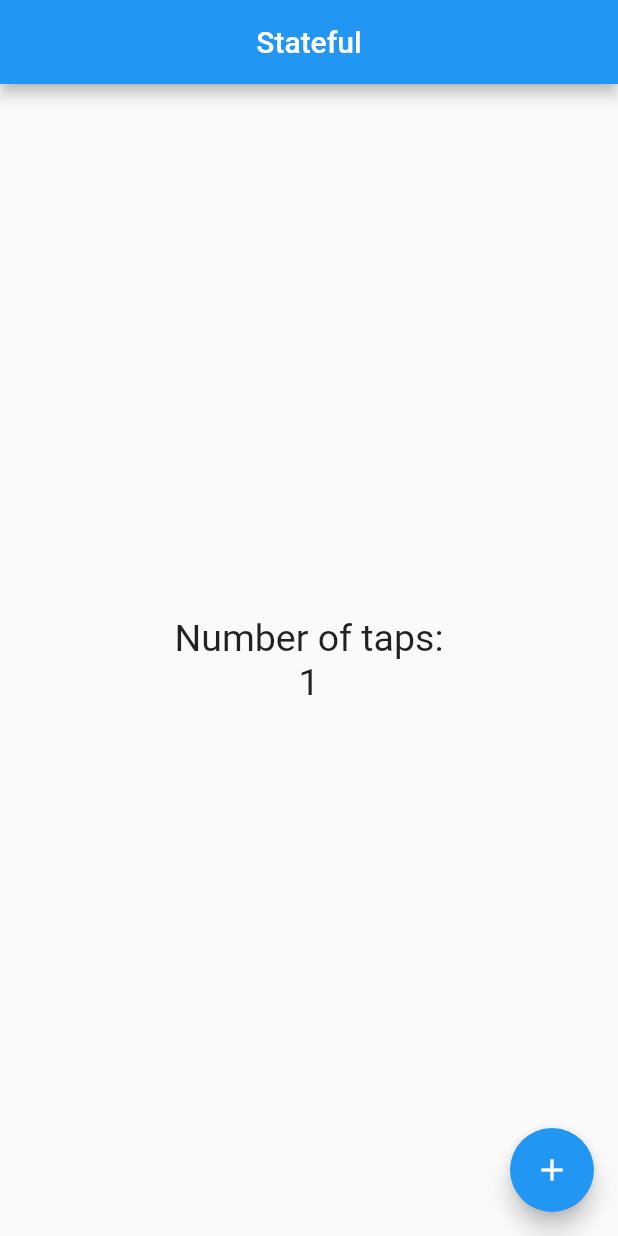
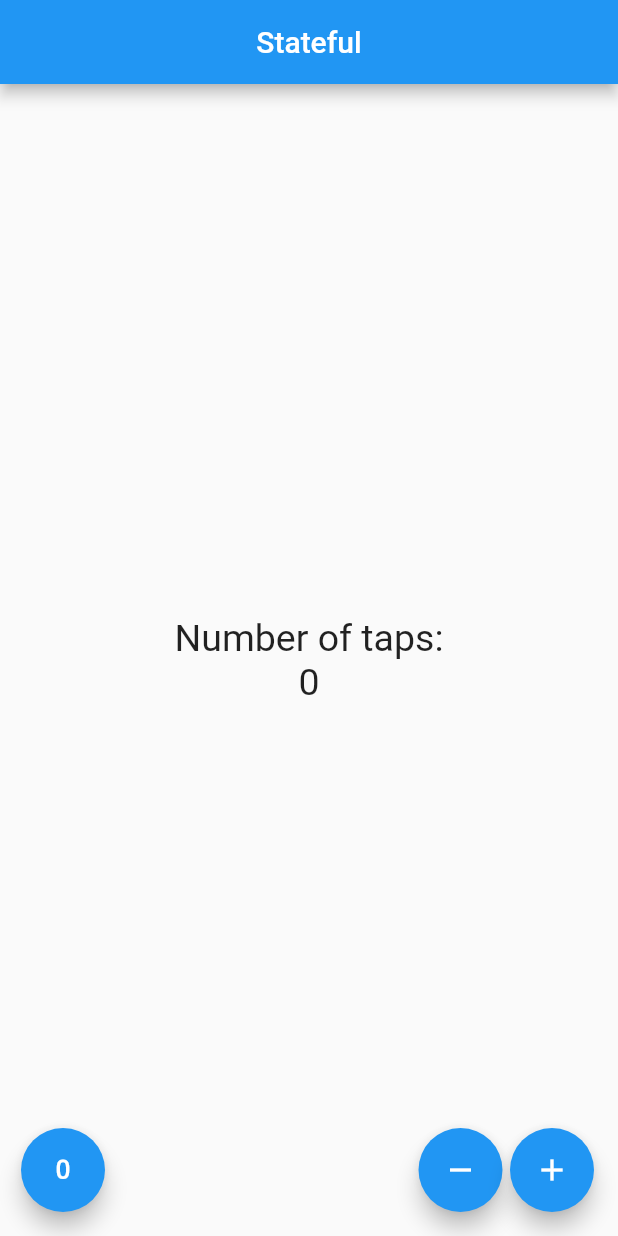
Before and after one commit to CristhoperDev/counter, a Flutter app: the screen it shows after launch, after a tap on the "add" icon, on a phone screen of 412 x 824 dp. Run offline on Flutter 3.47's test engine with Material 2 defaults, Android fonts, the phone set to English and light mode, and no system bars.

Commit message:
Creating floating buttons

```diff
--- a/lib/src/pages/counter_page.dart
+++ b/lib/src/pages/counter_page.dart
@@ -25,15 +25,38 @@ class _CounterPageState extends State {
             ],
           ),
         ),
-      floatingActionButton: FloatingActionButton(
-        child: Icon(Icons.add),
+        floatingActionButton: _CreateButtons());
+  }
+
+  Widget _CreateButtons() {
+    return Row(
+      mainAxisAlignment: MainAxisAlignment.end,
+      children: <Widget>[
+        SizedBox(width: 30),
+        FloatingActionButton(
+          child: Icon(Icons.exposure_zero),
           onPressed: () {
-          //print('Hola mundo');
             setState(() {
-            _count++;
             });
           },
         ),
+        Expanded(child: SizedBox()),
+        FloatingActionButton(
+          child: Icon(Icons.remove),
+          onPressed: () {
+            setState(() {
+            });
+          },
+        ),
+        SizedBox(width: 5.0),
+        FloatingActionButton(
+          child: Icon(Icons.add),
+          onPressed: () {
+            setState(() {
+            });
+          },
+        )
+      ],
     );
   }
 }
```
Lines whose indentation alone changed are shown as unchanged.
